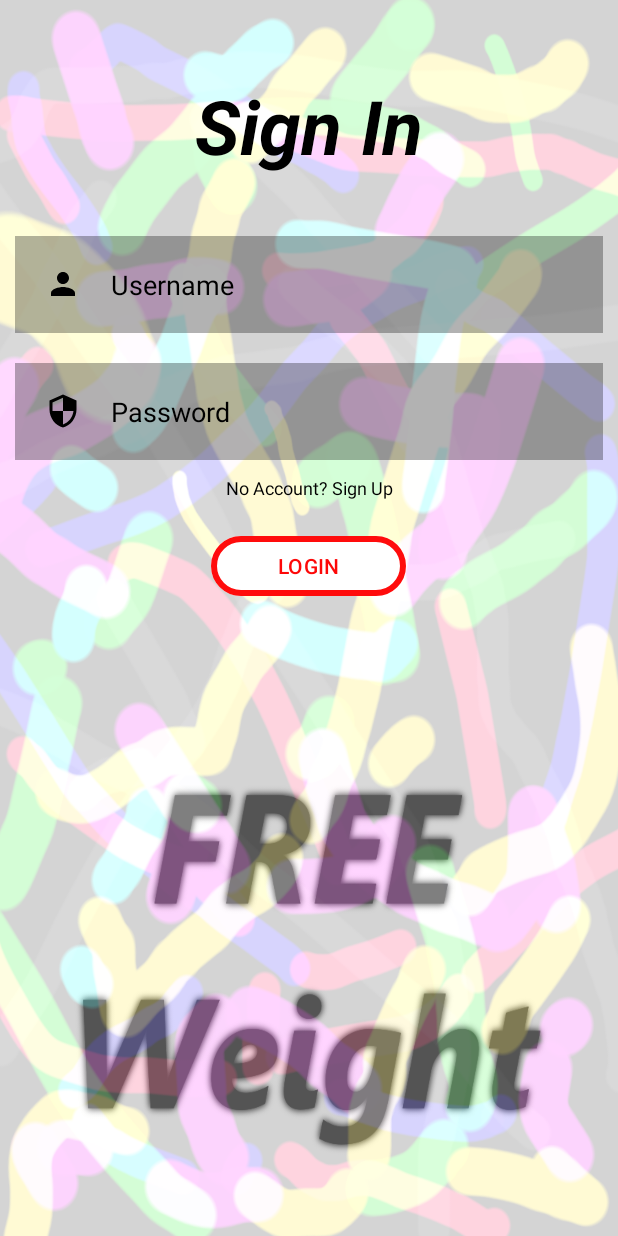
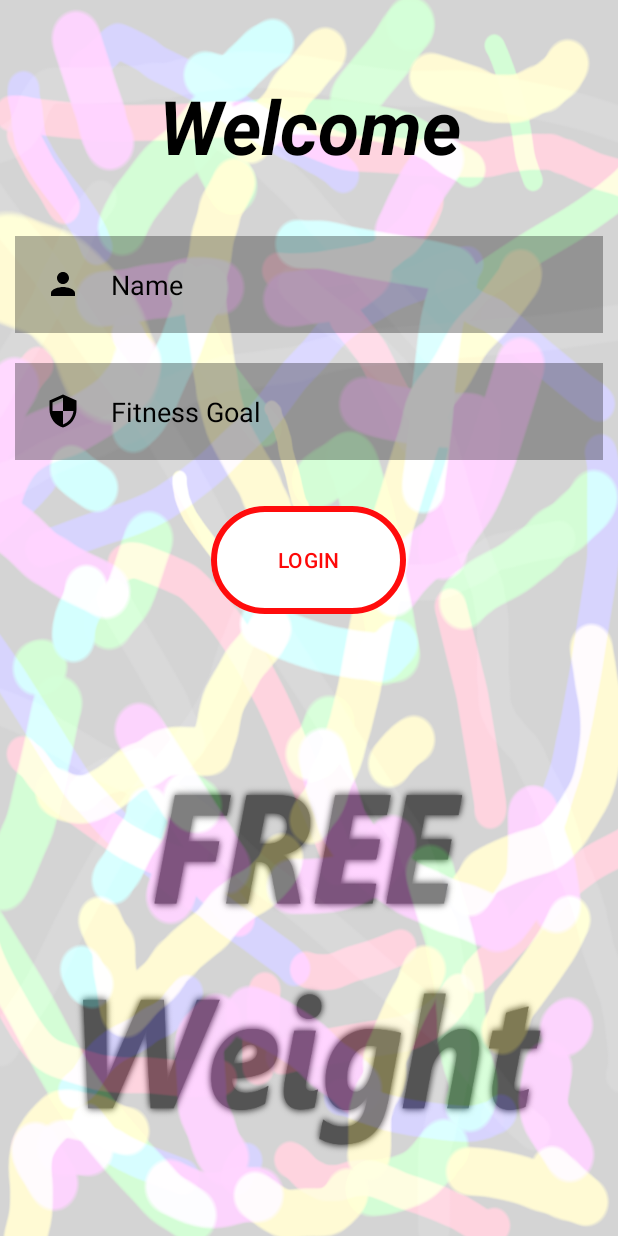
Before and after one commit to JeremyPFrank/Workout_App, an Android app: the screen it shows after launch (MainActivity), on a phone screen of 412 x 824 dp. Run offline under Robolectric (Android 15) with nearby library versions, the phone set to English and light mode, and no system bars.

Commit message:
designed login backend functionality

```diff
--- a/app/src/main/java/com/example/ultimateproject/MainActivity.java
+++ b/app/src/main/java/com/example/ultimateproject/MainActivity.java
@@ -32,13 +32,14 @@ public class MainActivity extends AppCompatActivity {
         loginButton.setOnClickListener(new View.OnClickListener() {
             @Override
             public void onClick(View view) {
-                if (username.getText().toString().equals("admin") && password.getText().toString().equals("admin")) {
-                    Toast.makeText(MainActivity.this, "Login Successful", Toast.LENGTH_SHORT).show();
+                //if (username.getText().toString().equals("admin") && password.getText().toString().equals("admin")) {
+                    Toast.makeText(MainActivity.this, "Welcome " + username.getText().toString() + "!\n" + password.getText().toString() + "!\nYou can do it!" , Toast.LENGTH_SHORT).show();
+
                     openActivity2();
-                } else {
-                    Toast.makeText(MainActivity.this, "Incorrect Username/Password!", Toast.LENGTH_SHORT).show();
+                //} else {
+                    //Toast.makeText(MainActivity.this, "Incorrect Username/Password!", Toast.LENGTH_SHORT).show();
 
-                }
+               // }
             }
         });
     }
--- a/app/src/main/res/layout/activity_main.xml
+++ b/app/src/main/res/layout/activity_main.xml
@@ -16,7 +16,7 @@
         android:layout_marginEnd="50dp"
         android:layout_marginBottom="30dp"
         android:gravity="center"
-        android:text="Sign In"
+        android:text="Welcome"
         android:textSize="50dp"
         android:textStyle="bold|italic"
         android:textColor="@color/black" />
@@ -26,7 +26,7 @@
         android:id="@+id/username"
         android:background="#4D000000"
         android:layout_below="@+id/signin"
-        android:hint="Username"
+        android:hint="Name"
         android:textColorHint="@color/black"
         android:textColor="@color/black"
         android:layout_margin="10dp"
@@ -47,8 +47,8 @@
         android:background="#4D000000"
         android:drawableLeft="@drawable/baseline_security_24"
         android:drawablePadding="20dp"
-        android:hint="Password"
-        android:inputType="textPassword"
+        android:hint="Fitness Goal"
+        android:inputType="text"
         android:padding="20dp"
         android:textColor="@color/black"
         android:textColorHint="@color/black" />
@@ -57,24 +57,28 @@
         android:layout_height="wrap_content"
         android:id="@+id/noacc"
         android:layout_below="@id/password"
-        android:text="No Account? Sign Up"
+        android:text=""
         android:layout_centerHorizontal="true"
         android:textColor="@color/black"
         android:textSize="12dp"
         android:gravity="center"
         />
+
     <com.google.android.material.button.MaterialButton
+        android:id="@+id/loginbtn"
         android:layout_width="130dp"
-        android:layout_height="wrap_content"
-        android:id="@+id/loginbtn"
+        android:layout_height="80dp"
         android:layout_below="@+id/noacc"
+        android:layout_centerHorizontal="true"
+        android:layout_marginStart="20dp"
+        android:layout_marginTop="0dp"
+        android:layout_marginEnd="20dp"
+        android:layout_marginBottom="20dp"
+        android:backgroundTint="@color/white"
         android:text="LOGIN"
-        android:backgroundTint="@color/white"
+        android:textColor="#FD0808"
         app:strokeColor="#FF0C0C"
-        app:strokeWidth="4dp"
-        android:textColor="#FD0808"
-        android:layout_centerHorizontal="true"
-        android:layout_margin="20dp"/>
+        app:strokeWidth="4dp" />
 
 
     <TextView
```
